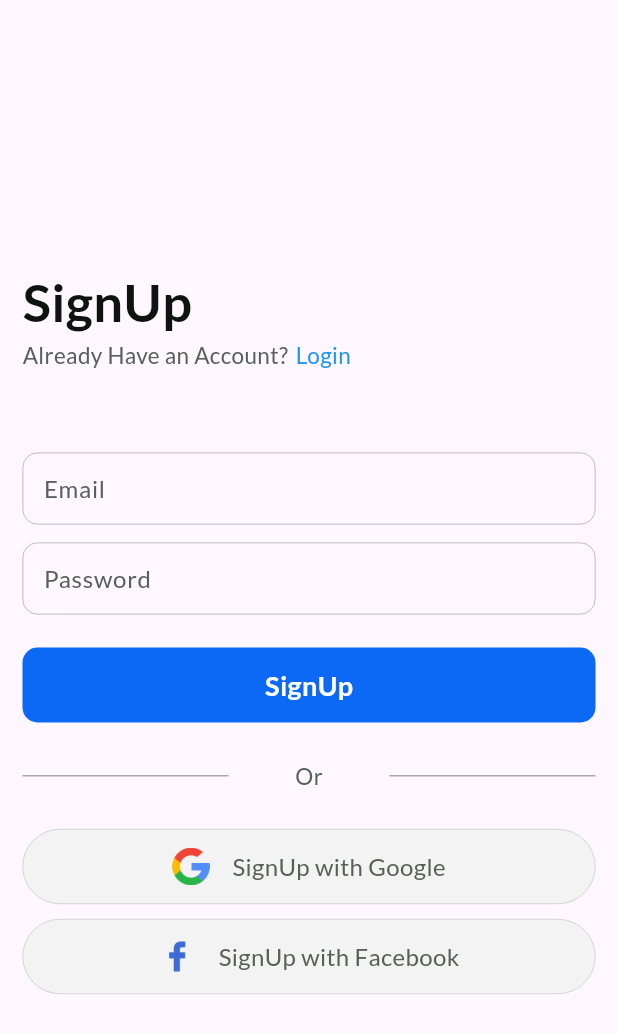
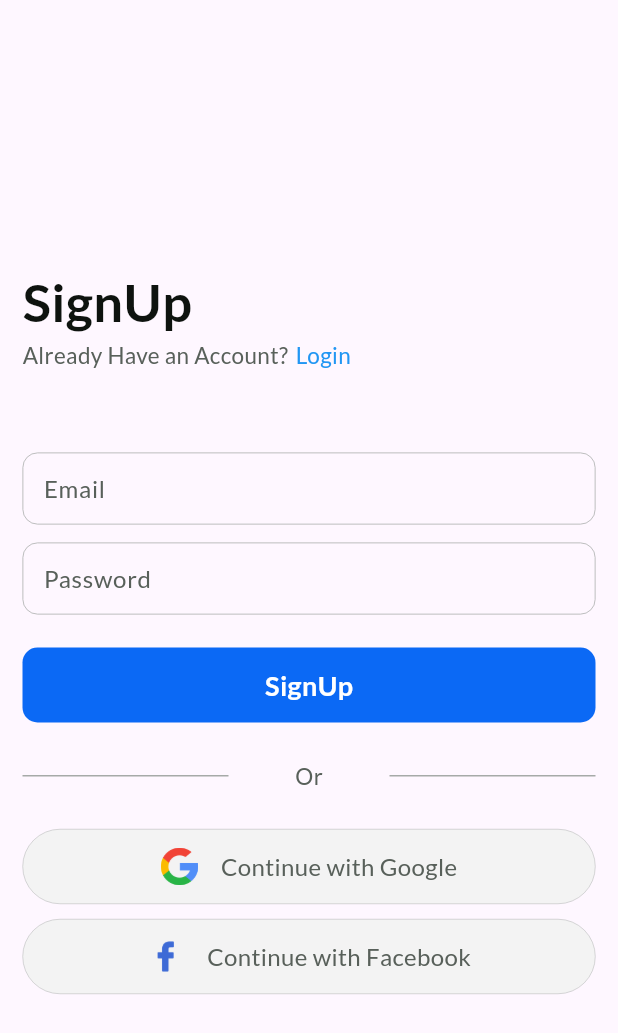
Before and after one commit to IT21175466/My-Doctor, a Flutter app: the SignUpPage screen opened directly, on a phone screen of 412 x 824 dp. Shown: the top 1033 px of the screen. Run offline on Flutter 3.47's test engine with Material 3 defaults, Android fonts, the phone set to English and light mode, and no system bars; our stand-ins replace bloc, firebase_core, flutter_bloc, flutter_secure_storage; accounts and stored records are empty.

Commit message:
Update sign_up_page.dart

```diff
--- a/frontend/lib/features/authentication/ui/sign_up_page.dart
+++ b/frontend/lib/features/authentication/ui/sign_up_page.dart
@@ -199,12 +199,12 @@ class _SignUpPageState extends State<SignUpPage> {
                         height: 25,
                       ),
                       LoginOptionCard(
-                        mainText: 'SignUp with Google',
+                        mainText: 'Continue with Google',
                         width: screenWidth,
                         icon: 'google.png',
                       ),
                       LoginOptionCard(
-                        mainText: 'SignUp with Facebook',
+                        mainText: 'Continue with Facebook',
                         width: screenWidth,
                         icon: 'facebook.png',
                       ),
```
